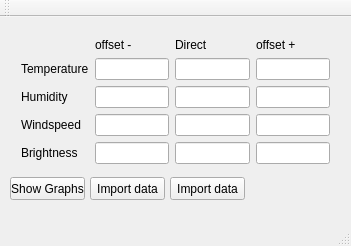
Above: QT_project/WeerProject/mainwindow.ui from TheKayneGame/AlWEER-een-project before the change. Below: the same form after it.
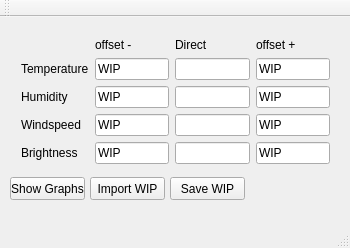
That is the form after the change.

```diff
--- a/QT_project/WeerProject/mainwindow.ui
+++ b/QT_project/WeerProject/mainwindow.ui
@@ -6,8 +6,8 @@
    <rect>
     <x>0</x>
     <y>0</y>
-    <width>351</width>
-    <height>246</height>
+    <width>350</width>
+    <height>248</height>
    </rect>
   </property>
   <property name="windowTitle">
@@ -93,7 +93,11 @@
       </widget>
      </item>
      <item row="1" column="1">
-      <widget class="QLineEdit" name="minTemperatureText"/>
+      <widget class="QLineEdit" name="minTemperatureText">
+       <property name="text">
+        <string>WIP</string>
+       </property>
+      </widget>
      </item>
      <item row="0" column="2">
       <widget class="QLabel" name="label">
@@ -103,25 +107,53 @@
       </widget>
      </item>
      <item row="2" column="1">
-      <widget class="QLineEdit" name="minHumidityText"/>
+      <widget class="QLineEdit" name="minHumidityText">
+       <property name="text">
+        <string>WIP</string>
+       </property>
+      </widget>
      </item>
      <item row="3" column="1">
-      <widget class="QLineEdit" name="minWindspeedText"/>
+      <widget class="QLineEdit" name="minWindspeedText">
+       <property name="text">
+        <string>WIP</string>
+       </property>
+      </widget>
      </item>
      <item row="4" column="1">
-      <widget class="QLineEdit" name="minBrightnessText"/>
+      <widget class="QLineEdit" name="minBrightnessText">
+       <property name="text">
+        <string>WIP</string>
+       </property>
+      </widget>
      </item>
      <item row="1" column="3">
-      <widget class="QLineEdit" name="maxTemperatureText"/>
+      <widget class="QLineEdit" name="maxTemperatureText">
+       <property name="text">
+        <string>WIP</string>
+       </property>
+      </widget>
      </item>
      <item row="2" column="3">
-      <widget class="QLineEdit" name="maxHumidityText"/>
+      <widget class="QLineEdit" name="maxHumidityText">
+       <property name="text">
+        <string>WIP</string>
+       </property>
+      </widget>
      </item>
      <item row="3" column="3">
-      <widget class="QLineEdit" name="maxWinspeedText"/>
+      <widget class="QLineEdit" name="maxWinspeedText">
+       <property name="text">
+        <string>WIP</string>
+       </property>
+      </widget>
      </item>
      <item row="4" column="3">
-      <widget class="QLineEdit" name="maxBrightnessText"/>
+      <widget class="QLineEdit" name="maxBrightnessText">
+       <property name="text">
+        <string>WIP</string>
+       </property>
+      </widget>
      </item>
      <item row="0" column="1">
       <widget class="QLabel" name="minOffset">
@@ -162,7 +194,7 @@
      </rect>
     </property>
     <property name="text">
-     <string>Import data</string>
+     <string>Import WIP</string>
     </property>
    </widget>
    <widget class="QPushButton" name="pushButton_3">
@@ -175,7 +207,7 @@
      </rect>
     </property>
     <property name="text">
-     <string>Import data</string>
+     <string>Save WIP</string>
     </property>
    </widget>
   </widget>
```
Left out of the diff: 4 changed lines with no effect on the pictures.
